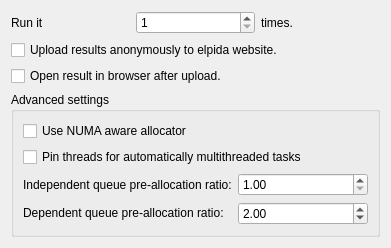
Above: apps/Qt/Views/BenchmarkRunConfigurationView/BenchmarkRunConfigurationView.ui from klapeto/elpida before the change. Below: the same form after it.
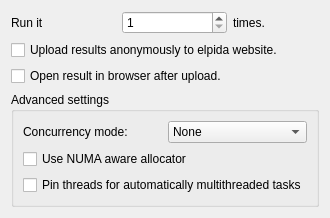
That is the form after the change.

The edit to the form file:
```diff
--- a/apps/Qt/Views/BenchmarkRunConfigurationView/BenchmarkRunConfigurationView.ui
+++ b/apps/Qt/Views/BenchmarkRunConfigurationView/BenchmarkRunConfigurationView.ui
@@ -6,8 +6,8 @@
    <rect>
     <x>0</x>
     <y>0</y>
-    <width>391</width>
-    <height>210</height>
+    <width>305</width>
+    <height>170</height>
    </rect>
   </property>
   <property name="windowTitle">
@@ -58,7 +58,38 @@
       <string>Advanced settings</string>
      </property>
      <layout class="QGridLayout" name="gridLayout_2">
-      <item row="0" column="0" colspan="2">
+      <item row="0" column="0">
+       <widget class="QLabel" name="lblConcurrencyMode">
+        <property name="text">
+         <string>Concurrency mode:</string>
+        </property>
+       </widget>
+      </item>
+      <item row="0" column="1">
+       <widget class="QComboBox" name="cmbConcurrencyMode">
+        <item>
+         <property name="text">
+          <string>None</string>
+         </property>
+        </item>
+        <item>
+         <property name="text">
+          <string>Copy input</string>
+         </property>
+        </item>
+        <item>
+         <property name="text">
+          <string>Share input</string>
+         </property>
+        </item>
+        <item>
+         <property name="text">
+          <string>Chunk input</string>
+         </property>
+        </item>
+       </widget>
+      </item>
+      <item row="1" column="0" colspan="2">
        <widget class="QCheckBox" name="chkNumaAware">
         <property name="toolTip">
          <string>Use NUMA aware allocator where possible. Only makes a difference in NUMA systems.</string>
@@ -68,17 +99,7 @@
         </property>
        </widget>
       </item>
-      <item row="2" column="1">
-       <widget class="QDoubleSpinBox" name="spnIndependentRatio">
-        <property name="toolTip">
-         <string>The ratio to the target processor count for pre-created available threads in the independent queue. A value of 2.0 means the thread pool will pre-create (TargetProcessors * 2.0) threads available to run independent procedures. Independent procedures are the ones that do not spawn other thread pool procedures internally, usually leaf functions.</string>
-        </property>
-        <property name="minimum">
-         <double>1.000000000000000</double>
-        </property>
-       </widget>
-      </item>
-      <item row="1" column="0" colspan="2">
+      <item row="2" column="0" colspan="2">
        <widget class="QCheckBox" name="chkPinThreads">
         <property name="toolTip">
          <string>Pin each thread to the target processors defined in topology. Pining happens in orderly matter. E.g. if a task is single threaded, it will be pinned on the first processor definned in the topology tab. Only affects automatically multithreaded tasks.</string>
@@ -88,39 +109,6 @@
         </property>
        </widget>
       </item>
-      <item row="2" column="0">
-       <widget class="QLabel" name="lblIndependentRatio">
-        <property name="toolTip">
-         <string>The ratio to the target processor count for pre-created available threads in the independent queue. A value of 2.0 means the thread pool will pre-create (TargetProcessors * 2.0) threads available to run independent procedures. Independent procedures are the ones that do not spawn other thread pool procedures internally, usually leaf functions.</string>
-        </property>
-        <property name="text">
-         <string>Independent queue pre-allocation ratio:</string>
-        </property>
-       </widget>
-      </item>
-      <item row="3" column="0">
-       <widget class="QLabel" name="lbDependentRatio">
-        <property name="toolTip">
-         <string>The ratio to the target processor count for pre-created available threads in the dependent queue. A value of 2.0 means the thread pool will pre-create (TargetProcessors * 2.0) threads available to run dependent procedures. Dependent procedures are the ones that spawn other thread pool procedures internally.</string>
-        </property>
-        <property name="text">
-         <string>&lt;html&gt;&lt;head/&gt;&lt;body&gt;&lt;p&gt;Dependent queue pre-allocation ratio:&lt;/p&gt;&lt;/body&gt;&lt;/html&gt;</string>
-        </property>
-       </widget>
-      </item>
-      <item row="3" column="1">
-       <widget class="QDoubleSpinBox" name="spnDependentRatio">
-        <property name="toolTip">
-         <string>The ratio to the target processor count for pre-created available threads in the dependent queue. A value of 2.0 means the thread pool will pre-create (TargetProcessors * 2.0) threads available to run dependent procedures. Dependent procedures are the ones that spawn other thread pool procedures internally.</string>
-        </property>
-        <property name="minimum">
-         <double>1.000000000000000</double>
-        </property>
-        <property name="value">
-         <double>2.000000000000000</double>
-        </property>
-       </widget>
-      </item>
      </layout>
     </widget>
    </item>
```
